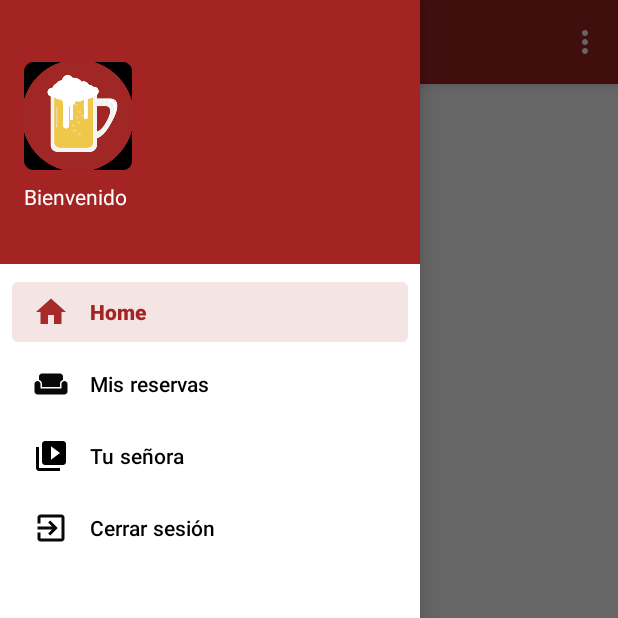
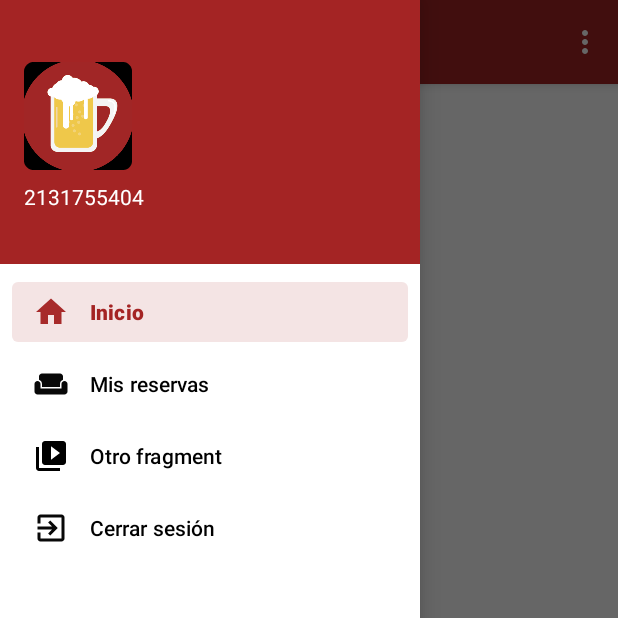
Before and after one commit to cirogargatagli/AplicacionesMoviles-BarApp, an Android app: the screen it shows after launch once a user with an empty profile is signed in (MasterActivity), with the side drawer open, on a phone screen of 412 x 824 dp, the top half of it. Run offline under Robolectric (Android 15) with nearby library versions, the phone set to English and light mode, and no system bars; our stand-ins replace Firebase (no records; nobody signed in at launch, a user with empty details on screens opened directly), Picasso, navigation-ui; pictures from the network do not load; 1 statement that could not run was skipped.

Commit message:
Se agregan traducciones en y fr

```diff
--- a/BarApp/app/src/main/java/com/example/barapp/ForgotPassActivity.kt
+++ b/BarApp/app/src/main/java/com/example/barapp/ForgotPassActivity.kt
@@ -36,12 +36,12 @@ class ForgotPassActivity : AppCompatActivity() {
                     task ->
 
                     if(task.isSuccessful){
-                        Toast.makeText(this, "Password enviada con éxito.", Toast.LENGTH_LONG).show()
+                        Toast.makeText(this, R.string.password_sending, Toast.LENGTH_LONG).show()
                         startActivity(Intent(this, LoginActivity::class.java))
                         finish()
                     }else{
                         progressBar.visibility = View.GONE
-                        Toast.makeText(this, "Error al enviar mail.", Toast.LENGTH_LONG).show()
+                        Toast.makeText(this, R.string.error_send_mail, Toast.LENGTH_LONG).show()
                     }
                 }
         }
--- a/BarApp/app/src/main/java/com/example/barapp/MasterActivity.kt
+++ b/BarApp/app/src/main/java/com/example/barapp/MasterActivity.kt
@@ -67,7 +67,7 @@ class MasterActivity : AppCompatActivity() {
         val prefs = getSharedPreferences("Usuario", Context.MODE_PRIVATE)
         val headerName = header.findViewById<TextView>(R.id.txtNameNav)
 
-        headerName.text = prefs.getString("Nombre", "Bienvenido") + " " + prefs.getString("Apellido", "")
+        headerName.text = prefs.getString("Nombre", R.string.welcome.toString()) + " " + prefs.getString("Apellido", "")
         header.findViewById<TextView>(R.id.txtEmailNav).text = auth.currentUser?.email.toString()
 
         val navController = findNavController(R.id.nav_host_fragment_content_master)
--- a/BarApp/app/src/main/java/com/example/barapp/RegisterActivity.kt
+++ b/BarApp/app/src/main/java/com/example/barapp/RegisterActivity.kt
@@ -82,7 +82,7 @@ class RegisterActivity : AppCompatActivity() {
             ?.addOnCompleteListener(this){
                 task ->
                 if(task.isComplete){
-                    Toast.makeText(this, "Email enviado", Toast.LENGTH_LONG).show()
+                    Toast.makeText(this, R.string.send_mail, Toast.LENGTH_LONG).show()
                 }else{
                     Toast.makeText(this, "Error al enviar el email", Toast.LENGTH_SHORT).show()
                 }
--- a/BarApp/app/src/main/res/menu/activity_main_drawer.xml
+++ b/BarApp/app/src/main/res/menu/activity_main_drawer.xml
@@ -19,6 +19,6 @@
         <item
             android:id="@+id/nav_logout"
             android:icon="@drawable/ic_baseline_exit_to_app_24"
-            android:title="Cerrar sesión" />
+            android:title="@string/logout" />
     </group>
 </menu>
--- a/BarApp/app/src/main/res/values/strings.xml
+++ b/BarApp/app/src/main/res/values/strings.xml
@@ -10,14 +10,24 @@
 
     <string name="prefs_file">com.example.barapp.PREFERENCE_FILE_KEY</string>
 
-    <string name="menu_home">Home</string>
+    <string name="menu_home">Inicio</string>
     <string name="menu_reservas">Mis reservas</string>
-    <string name="menu_slideshow">Tu señora</string>
+    <string name="menu_slideshow">Otro fragment</string>
 
     <string name="name">Nombre</string>
     <string name="last_name">Apellido</string>
     <string name="email">Email</string>
     <string name="password">Contraseña</string>
+    <string name="login">Ingresar</string>
+    <string name="forgotpassword">¿Olvidaste tu contraseña?</string>
+    <string name="password_sending">Password enviada con éxito</string>
+
+    <string name="welcome">Bienvenido!</string>
+
+    <string name="send_mail">Mail enviado</string>
+    <string name="error_send_mail">Error al enviar el mail</string>
+
+
 
     <string name="logout">Cerrar sesión</string>
 
@@ -29,13 +39,14 @@
 
     <string name="reservar">Reservar</string>
 
-    <string name="title_activity_maps">MapsActivity</string>
+    <string name="title_activity_maps">Ubicación del bar</string>
     <string name="registrarse">Registrarse</string>
     <string name="recuperar_contrasena">Recuperar contraseña</string>
     <string name="facebook">facebook</string>
     <string name="instagram">instagram</string>
 
-    <string name="facebook_app_id">1727705217440063</string> <string name="fb_login_protocol_scheme">fb1727705217440063</string>
+    <string name="facebook_app_id">1727705217440063</string>
+    <string name="fb_login_protocol_scheme">fb1727705217440063</string>
     <string name="google">Ingresar con Google</string>
     <string name="face">Ingresar con Facebook</string>
 
--- a/BarApp/gradle.properties
+++ b/BarApp/gradle.properties
@@ -6,7 +6,7 @@
 # http://www.gradle.org/docs/current/userguide/build_environment.html
 # Specifies the JVM arguments used for the daemon process.
 # The setting is particularly useful for tweaking memory settings.
-org.gradle.jvmargs=-Xmx2048m -Dfile.encoding=UTF-8
+org.gradle.jvmargs = -Xmx4608m
 # When configured, Gradle will run in incubating parallel mode.
 # This option should only be used with decoupled projects. More details, visit
 # http://www.gradle.org/docs/current/userguide/multi_project_builds.html#sec:decoupled_projects
```
Also changed, not shown: BarApp/app/src/main/java/com/example/barapp/MapsActivity.kt (+3 -82 lines), BarApp/app/src/main/res/layout/activity_login.xml (+5 -5 lines), 2 other files.
